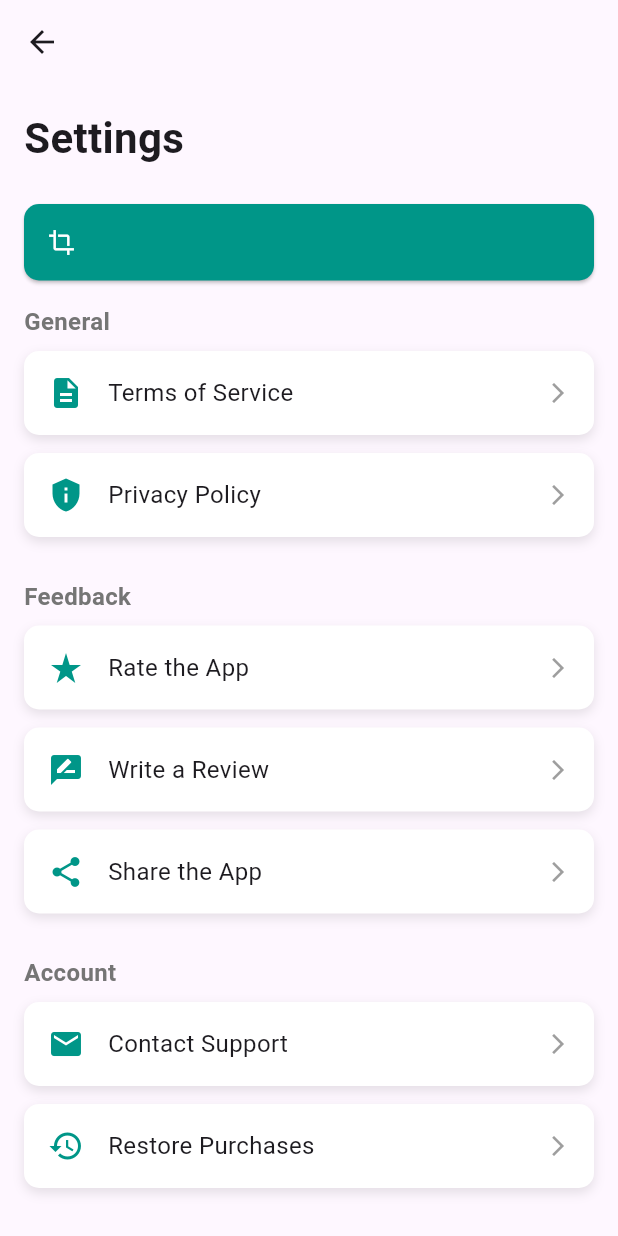
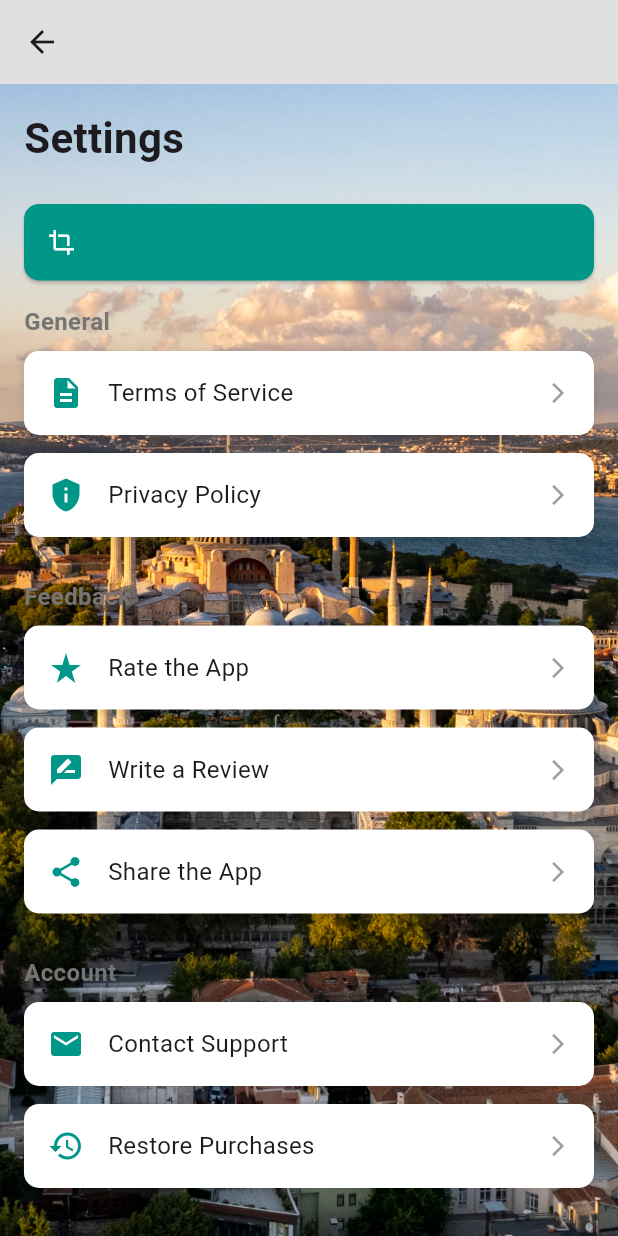
Before and after one commit to ahmetcse/DernekApp, a Flutter app: the SettingsPage screen opened directly, on a phone screen of 412 x 824 dp. Run offline on Flutter 3.47's test engine with Material 3 defaults, Android fonts, the phone set to English and light mode, and no system bars; our stand-ins replace cloud_firestore, firebase_auth, firebase_core, flutter_carousel_widget; accounts and stored records are empty.

Commit message:
settings page updated.

```diff
--- a/lib/settings_page.dart
+++ b/lib/settings_page.dart
@@ -1,11 +1,23 @@
 import 'package:flutter/material.dart';
 
 class SettingsPage extends StatelessWidget {
+  const SettingsPage({super.key});
+
   @override
   Widget build(BuildContext context) {
     return Scaffold(
-      appBar: AppBar(),
-      body: ListView(
+      appBar: AppBar(
+        backgroundColor: Colors.grey[300],
+        title: const Text(''),
+      ),
+      body: Container(
+        decoration: const BoxDecoration(
+          image: DecorationImage(
+            image: AssetImage('assets/images/Fatihistanbul.jpg'),
+            fit: BoxFit.cover,
+          ),
+        ),
+        child: ListView(
           padding: const EdgeInsets.all(16.0),
           children: [
             // Büyük "Settings" başlığı
@@ -26,10 +38,12 @@ class SettingsPage extends StatelessWidget {
                 shape: RoundedRectangleBorder(
                   borderRadius: BorderRadius.circular(10),
                 ),
-              padding: const EdgeInsets.symmetric(horizontal: 16, vertical: 14),
+                padding:
+                    const EdgeInsets.symmetric(horizontal: 16, vertical: 14),
               ),
               child: const Row(
-              mainAxisAlignment: MainAxisAlignment.start, // Yazıyı sola hizalar
+                mainAxisAlignment:
+                    MainAxisAlignment.start, // Yazıyı sola hizalar
                 children: [
                   Row(
                     children: [
@@ -91,6 +105,7 @@ class SettingsPage extends StatelessWidget {
               onTap: () {}, // Tıklanabilir ama yönlendirme yok
             ),
           ],
+        ),
       ),
     );
   }
```
Lines whose indentation alone changed are shown as unchanged.
